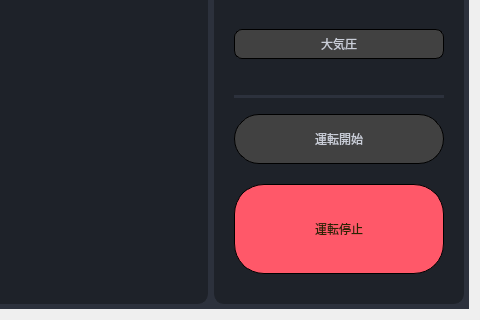
This is Source code/gui_main/gui/uis/pages/main_pages.ui in coolandy345/MS4371 as Qt 5 draws it before an edit; both pictures show x 743 to 1223 and y 369 to 689 of the 1223 by 689 pixel window. The edited form follows.
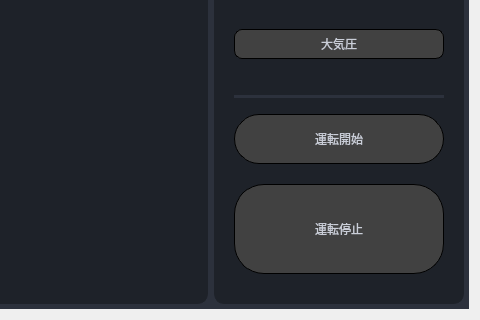
This is the edited form. The open tabs and pages were chosen to show the change.

```diff
--- a/Source code/gui_main/gui/uis/pages/main_pages.ui
+++ b/Source code/gui_main/gui/uis/pages/main_pages.ui
@@ -4197,14 +4197,20 @@
                           </size>
                          </property>
                          <property name="styleSheet">
-                          <string notr="true">QPushButton {
-	color: rgb(44, 36, 0);
+                          <string notr="true">
+QPushButton {
+	color: rgb(202, 206, 216);
 	font: 30px  &quot;游ゴシック&quot;;
+	background-color: rgb(65, 65, 65);
+	border-width: 1px;
+	border-style: solid;
+	border-radius: 30px;
+}
+QPushButton:checked{
+	color: rgb(44, 36, 0);
 	background-color: rgb(255, 88, 105);
-	border-width: 1px;
-	border-style: solid;
-	border-radius: 30px;
 }
+
 QPushButton:hover {
 	background-color: rgb(255, 124, 163);
 	border-width: 1px;
@@ -4222,6 +4228,9 @@
                          <property name="text">
                           <string>運転停止</string>
                          </property>
+                         <property name="checkable">
+                          <bool>true</bool>
+                         </property>
                         </widget>
                        </item>
                       </layout>
```
Left out of the diff: 11 changed lines with no effect on the pictures.
